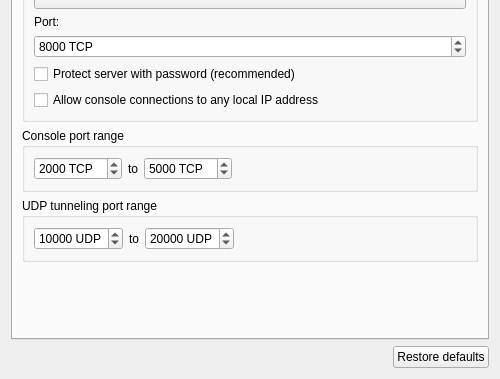
First picture: the form in gns3/ui/server_preferences_page.ui, repository GNS3/gns3-gui, before the edit; both pictures show x 0 to 500 and y 230 to 609 of the 500 by 609 pixel window.
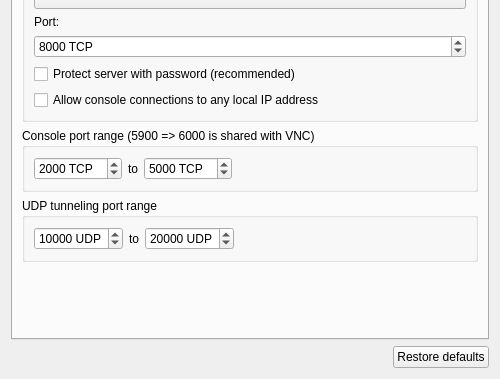
Second picture: the form after the edit.

Commit message:
Allow to use the VNC port range for console
This PR allow user to have VNC port in the
console port range. It's not a problem because server
can share the range (we have a common list for all tcp ports).

And we add an informations in the settings in order to allow user
to know that 5900 => 6000 will be used.

Fix #846, #839

What changed in the file:
```diff
--- a/gns3/ui/server_preferences_page.ui
+++ b/gns3/ui/server_preferences_page.ui
@@ -162,7 +162,7 @@
        <item>
         <widget class="QGroupBox" name="uiConsolePortRangeGroupBox">
          <property name="title">
-          <string>Console port range</string>
+          <string>Console port range (5900 =&gt; 6000 is shared with VNC)</string>
          </property>
          <layout class="QHBoxLayout" name="horizontalLayout_7">
           <item>
```
Left out of the diff: 6 changed lines with no effect on the pictures. The commit also changes 2 other files.
